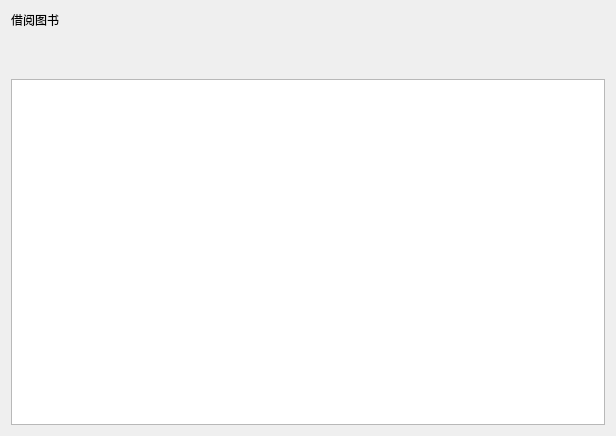
Above: cell/cell_studentborrowing.ui from jijijitian/QTBookManagerSystem before the change. Below: the same form after it.
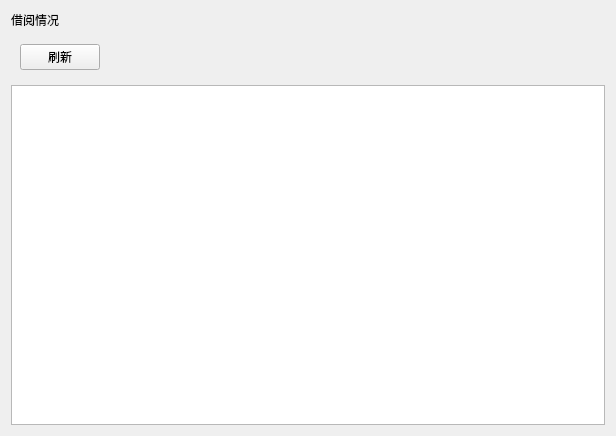
That is the form after the change.

```diff
--- a/cell/cell_studentborrowing.ui
+++ b/cell/cell_studentborrowing.ui
@@ -20,7 +20,7 @@
    <item row="0" column="0">
     <widget class="QLabel" name="title">
      <property name="text">
-      <string>借阅图书</string>
+      <string>借阅情况</string>
      </property>
      <property name="name" stdset="0">
       <string>title</string>
@@ -30,7 +30,7 @@
    <item row="1" column="0">
     <widget class="QWidget" name="widget" native="true">
      <layout class="QGridLayout" name="gridLayout">
-      <item row="0" column="0">
+      <item row="0" column="1">
        <spacer name="horizontalSpacer">
         <property name="orientation">
          <enum>Qt::Horizontal</enum>
@@ -43,6 +43,16 @@
         </property>
        </spacer>
       </item>
+      <item row="0" column="0">
+       <widget class="QPushButton" name="pushButton">
+        <property name="text">
+         <string>刷新</string>
+        </property>
+        <property name="name" stdset="0">
+         <string>btn</string>
+        </property>
+       </widget>
+      </item>
      </layout>
     </widget>
    </item>
```
